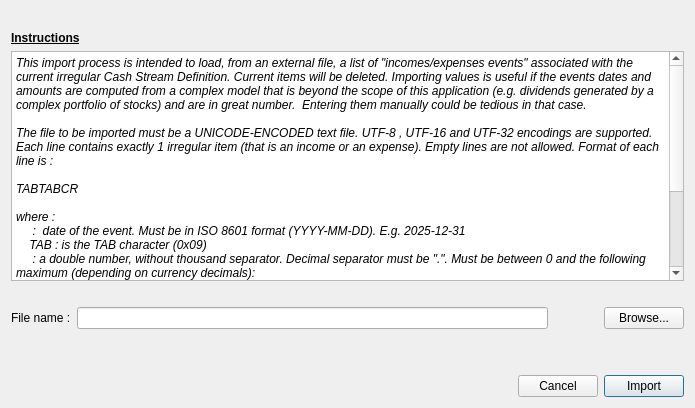
Above: src/loadirregulartextfiledialog.ui from redmoon1945/gbp before the change. Below: the same form after it.
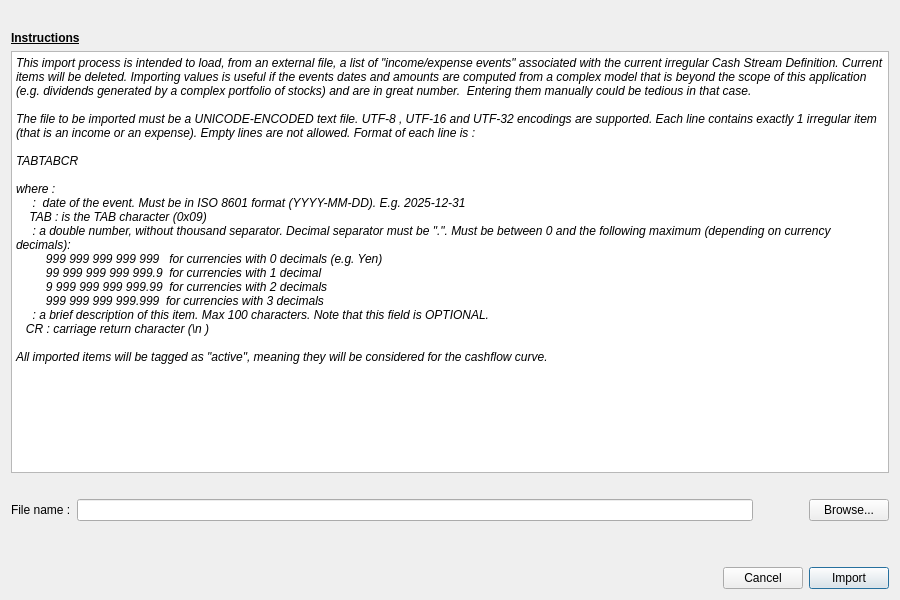
That is the form after the change.

```diff
--- a/src/loadirregulartextfiledialog.ui
+++ b/src/loadirregulartextfiledialog.ui
@@ -6,8 +6,8 @@
    <rect>
     <x>0</x>
     <y>0</y>
-    <width>695</width>
-    <height>408</height>
+    <width>900</width>
+    <height>600</height>
    </rect>
   </property>
   <property name="windowTitle">
@@ -59,7 +59,7 @@
         <bool>true</bool>
        </property>
        <property name="plainText">
-        <string>This import process is intended to load, from an external file, a list of &quot;incomes/expenses events&quot; associated with the current irregular Cash Stream Definition. Current items will be deleted. Importing values is useful if the events dates and amounts are computed from a complex model that is beyond the scope of this application (e.g. dividends generated by a complex portfolio of stocks) and are in great number.  Entering them manually could be tedious in that case.
+        <string>This import process is intended to load, from an external file, a list of &quot;income/expense events&quot; associated with the current irregular Cash Stream Definition. Current items will be deleted. Importing values is useful if the events dates and amounts are computed from a complex model that is beyond the scope of this application (e.g. dividends generated by a complex portfolio of stocks) and are in great number.  Entering them manually could be tedious in that case.
 
 The file to be imported must be a UNICODE-ENCODED text file. UTF-8 , UTF-16 and UTF-32 encodings are supported. Each line contains exactly 1 irregular item (that is an income or an expense). Empty lines are not allowed. Format of each line is :
 
```
